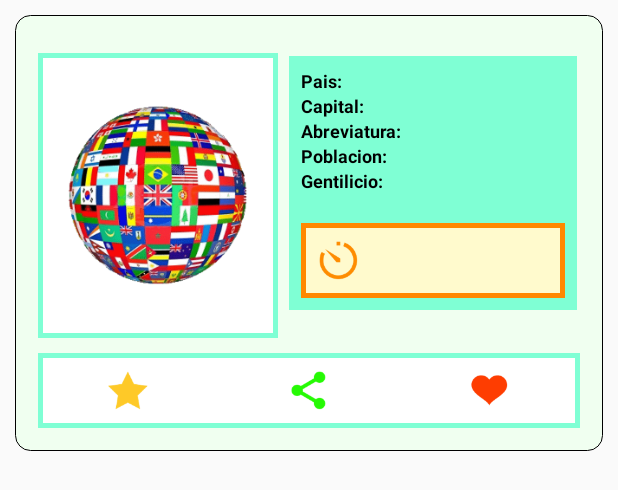
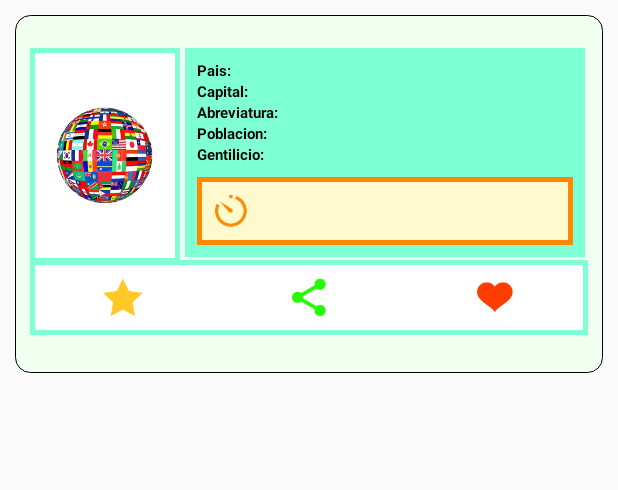
Before and after one commit to AlejaSalasCabrera/Taller2-master, an Android app: the layout itemdos.xml on its own in the app's theme, with its tools: preview values and no code run, on a phone screen of 412 x 824 dp. Shown: the top 490 px of the screen. Run offline under Robolectric (Android 15) with nearby library versions, the phone set to English and light mode, and no system bars; network calls fail.

```diff
--- a/app/src/main/res/layout/itemdos.xml
+++ b/app/src/main/res/layout/itemdos.xml
@@ -6,18 +6,19 @@
     android:layout_width="match_parent"
     android:layout_height="wrap_content"
     android:layout_margin="10dp"
-    android:padding="15dp"
+    android:padding="10dp"
     android:background="@drawable/border_radius">
+
 
     <RelativeLayout
         android:id="@+id/rl_imageCountry"
-        android:layout_width="160dp"
-        android:layout_height="190dp"
+        android:layout_width="100dp"
+        android:layout_height="143dp"
         android:background="@drawable/border"
         android:padding="10dp"
-        android:layout_marginTop="10dp"
-        android:layout_marginRight="5dp"
-        android:layout_marginBottom="10dp"
+        android:layout_marginTop="12dp"
+        android:layout_marginRight="1dp"
+        android:layout_marginBottom="15dp"
         >
 
         <ImageView
@@ -48,14 +49,14 @@
                 android:layout_height="wrap_content"
                 android:text="Pais:"
                 android:textStyle="bold"
-                android:textSize="12sp"
+                android:textSize="10sp"
                 android:textColor="@android:color/black"/>
             <TextView
                 android:id="@+id/id_tv_item_namecountry"
                 android:layout_width="match_parent"
                 android:layout_height="wrap_content"
                 android:text=""
-                android:textSize="12sp"
+                android:textSize="10sp"
                 android:textColor="@android:color/black"
                 android:layout_marginLeft="10dp"/>
         </LinearLayout>
@@ -68,14 +69,14 @@
                 android:layout_height="wrap_content"
                 android:text="Capital:"
                 android:textStyle="bold"
-                android:textSize="12sp"
+                android:textSize="10sp"
                 android:textColor="@android:color/black"/>
             <TextView
                 android:id="@+id/id_tv_item_namecapital"
                 android:layout_width="match_parent"
                 android:layout_height="wrap_content"
                 android:text=""
-                android:textSize="12sp"
+                android:textSize="10sp"
                 android:textColor="@android:color/black"
                 android:layout_marginLeft="10dp"/>
         </LinearLayout>
@@ -88,14 +89,14 @@
                 android:layout_height="wrap_content"
                 android:text="Abreviatura:"
                 android:textStyle="bold"
-                android:textSize="12sp"
+                android:textSize="10sp"
                 android:textColor="@android:color/black"/>
             <TextView
                 android:id="@+id/id_tv_item_nameabbreviation"
                 android:layout_width="match_parent"
                 android:layout_height="wrap_content"
                 android:text=""
-                android:textSize="12sp"
+                android:textSize="10sp"
                 android:textColor="@android:color/black"
                 android:layout_marginLeft="10dp"/>
         </LinearLayout>
@@ -108,14 +109,14 @@
                 android:layout_height="wrap_content"
                 android:text="Poblacion:"
                 android:textStyle="bold"
-                android:textSize="12sp"
+                android:textSize="10sp"
                 android:textColor="@android:color/black"/>
             <TextView
                 android:id="@+id/id_tv_item_namepopulation"
                 android:layout_width="match_parent"
                 android:layout_height="wrap_content"
                 android:text=""
-                android:textSize="12sp"
+                android:textSize="10sp"
                 android:textColor="@android:color/black"
                 android:layout_marginLeft="10dp"/>
         </LinearLayout>
@@ -128,14 +129,14 @@
                 android:layout_height="wrap_content"
                 android:text="Gentilicio:"
                 android:textStyle="bold"
-                android:textSize="12sp"
+                android:textSize="10sp"
                 android:textColor="@android:color/black"/>
             <TextView
                 android:id="@+id/id_tv_item_namedemonym"
                 android:layout_width="match_parent"
                 android:layout_height="wrap_content"
                 android:text=""
-                android:textSize="12sp"
+                android:textSize="10sp"
                 android:textColor="@android:color/black"
                 android:layout_marginLeft="10dp"/>
         </LinearLayout>
@@ -147,14 +148,14 @@
             android:layout_toRightOf="@id/rl_imageCountry"
             android:background="@drawable/border_tres"
             android:padding="10dp"
-            android:layout_marginTop="20dp"
+            android:layout_marginTop="8dp"
             android:paddingBottom="10dp"
             >
 
             <ImageView
                 android:id="@+id/img_time"
-                android:layout_width="30dp"
-                android:layout_height="30dp"
+                android:layout_width="25dp"
+                android:layout_height="25dp"
                 android:src="@drawable/icons8_minutero_96"
                 android:layout_marginRight="10dp"
                 />
@@ -166,13 +167,11 @@
                 android:layout_width="wrap_content"
                 android:layout_height="wrap_content"
                 android:text=""
-                android:textSize="12sp"
+                android:textSize="10sp"
                 android:textColor="@android:color/black"
                 android:layout_centerVertical="true"
                 android:layout_toRightOf="@id/img_time"
                 />
-
-
 
 
         </RelativeLayout>
@@ -182,8 +181,10 @@
     <LinearLayout
         android:layout_width="match_parent"
         android:layout_height="50dp"
-        android:layout_below="@id/rl_imageCountry"
+        android:layout_below="@id/linear_content"
+
         android:background="@drawable/border"
+        android:layout_marginBottom="15dp"
         >
 
         <ImageView
@@ -216,8 +217,4 @@
 
 
 
-
-
-
-
 </RelativeLayout>
```
